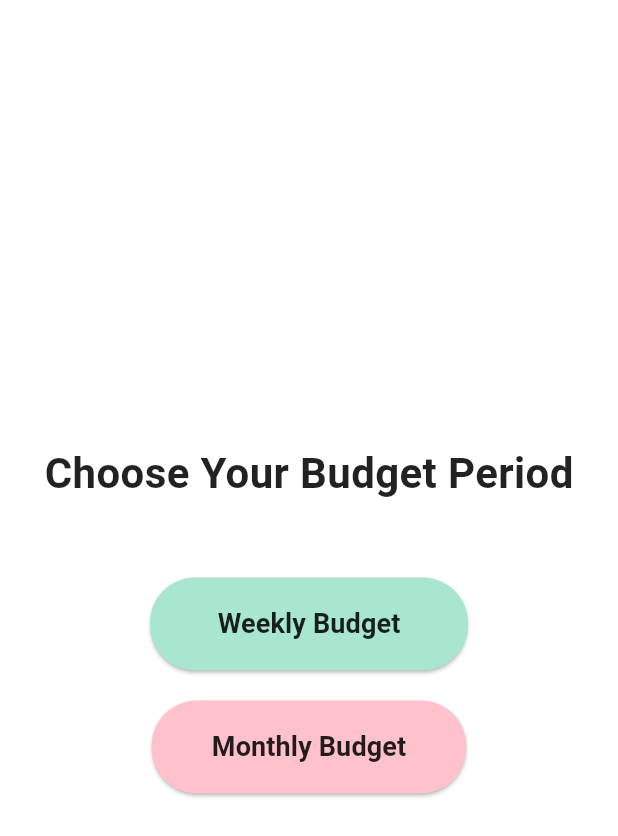
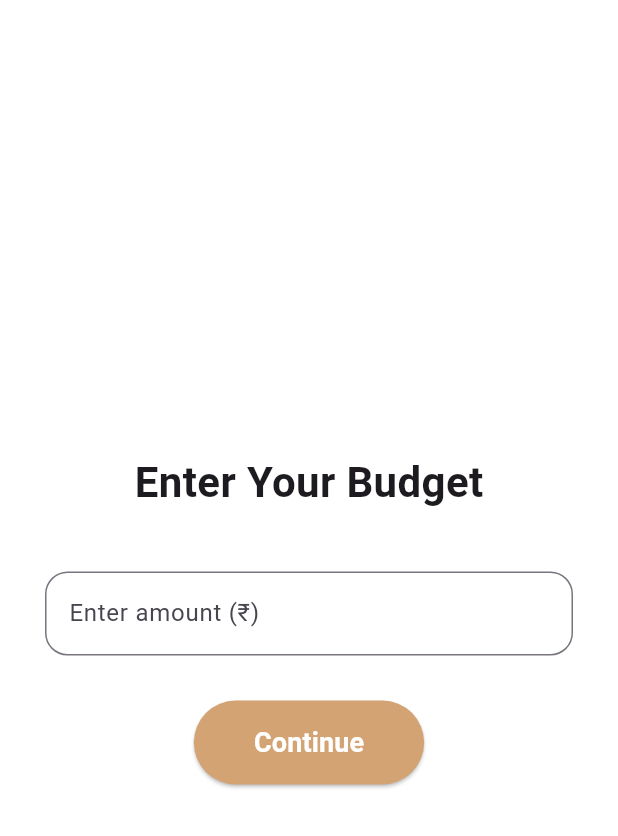
Before and after one commit to Thanusrisabarirajan/SMART_SPEND_APP, a Flutter app: the PeriodSelectionScreen screen opened directly, after a tap on "Weekly Budget", on a phone screen of 412 x 824 dp. Shown: the top 836 px of the screen. Run offline on Flutter 3.47's test engine with Material 3 defaults, Android fonts, the phone set to English and light mode, and no system bars.

Commit message:
Added budget input screen

```diff
--- /dev/null
+++ b/lib/budget_input_screen.dart
@@ -0,0 +1,92 @@
+import 'package:flutter/material.dart';
+
+class BudgetInputScreen extends StatefulWidget {
+  const BudgetInputScreen({super.key});
+
+  @override
+  State<BudgetInputScreen> createState() => _BudgetInputScreenState();
+}
+
+class _BudgetInputScreenState extends State<BudgetInputScreen> {
+
+  TextEditingController budgetController = TextEditingController();
+
+  @override
+  Widget build(BuildContext context) {
+    return Scaffold(
+
+      backgroundColor: Colors.white,
+
+      body: Center(
+        child: Padding(
+          padding: const EdgeInsets.all(30),
+
+          child: Column(
+            mainAxisAlignment: MainAxisAlignment.center,
+            children: [
+
+              const Text(
+                "Enter Your Budget",
+                style: TextStyle(
+                  fontSize: 28,
+                  fontWeight: FontWeight.bold,
+                ),
+              ),
+
+              const SizedBox(height: 40),
+
+              TextField(
+                controller: budgetController,
+                keyboardType: TextInputType.number,
+
+                decoration: InputDecoration(
+                  hintText: "Enter amount (₹)",
+                  border: OutlineInputBorder(
+                    borderRadius: BorderRadius.circular(15),
+                  ),
+                ),
+              ),
+
+              const SizedBox(height: 30),
+
+              ElevatedButton(
+
+                onPressed: () {
+
+                  String budget = budgetController.text;
+
+                  print("Budget Entered: ₹$budget");
+
+                },
+
+                style: ElevatedButton.styleFrom(
+                  backgroundColor: const Color(0xFFD4A373),
+
+                  padding: const EdgeInsets.symmetric(
+                    horizontal: 40,
+                    vertical: 15,
+                  ),
+
+                  shape: RoundedRectangleBorder(
+                    borderRadius: BorderRadius.circular(30),
+                  ),
+                ),
+
+                child: const Text(
+                  "Continue",
+                  style: TextStyle(
+                    fontSize: 18,
+                    fontWeight: FontWeight.bold,
+                    color: Colors.white,
+                  ),
+                ),
+
+              )
+
+            ],
+          ),
+        ),
+      ),
+    );
+  }
+}
--- a/lib/period_selection_screen.dart
+++ b/lib/period_selection_screen.dart
@@ -1,4 +1,5 @@
 import 'package:flutter/material.dart';
+import 'budget_input_screen.dart';
 
 class PeriodSelectionScreen extends StatelessWidget {
   const PeriodSelectionScreen({super.key});
@@ -27,7 +28,12 @@ class PeriodSelectionScreen extends StatelessWidget {
             // Weekly Button
             ElevatedButton(
               onPressed: () {
-                print("Weekly Selected");
+                Navigator.push(
+                  context,
+                  MaterialPageRoute(
+                    builder: (context) => const BudgetInputScreen(),
+                  ),
+                );
               },
 
               style: ElevatedButton.styleFrom(
@@ -36,7 +42,6 @@ class PeriodSelectionScreen extends StatelessWidget {
                   horizontal: 45,
                   vertical: 18,
                 ),
-
                 shape: RoundedRectangleBorder(
                   borderRadius: BorderRadius.circular(30),
                 ),
@@ -57,7 +62,12 @@ class PeriodSelectionScreen extends StatelessWidget {
             // Monthly Button
             ElevatedButton(
               onPressed: () {
-                print("Monthly Selected");
+                Navigator.push(
+                  context,
+                  MaterialPageRoute(
+                    builder: (context) => const BudgetInputScreen(),
+                  ),
+                );
               },
 
               style: ElevatedButton.styleFrom(
@@ -66,7 +76,6 @@ class PeriodSelectionScreen extends StatelessWidget {
                   horizontal: 40,
                   vertical: 18,
                 ),
-
                 shape: RoundedRectangleBorder(
                   borderRadius: BorderRadius.circular(30),
                 ),
```
